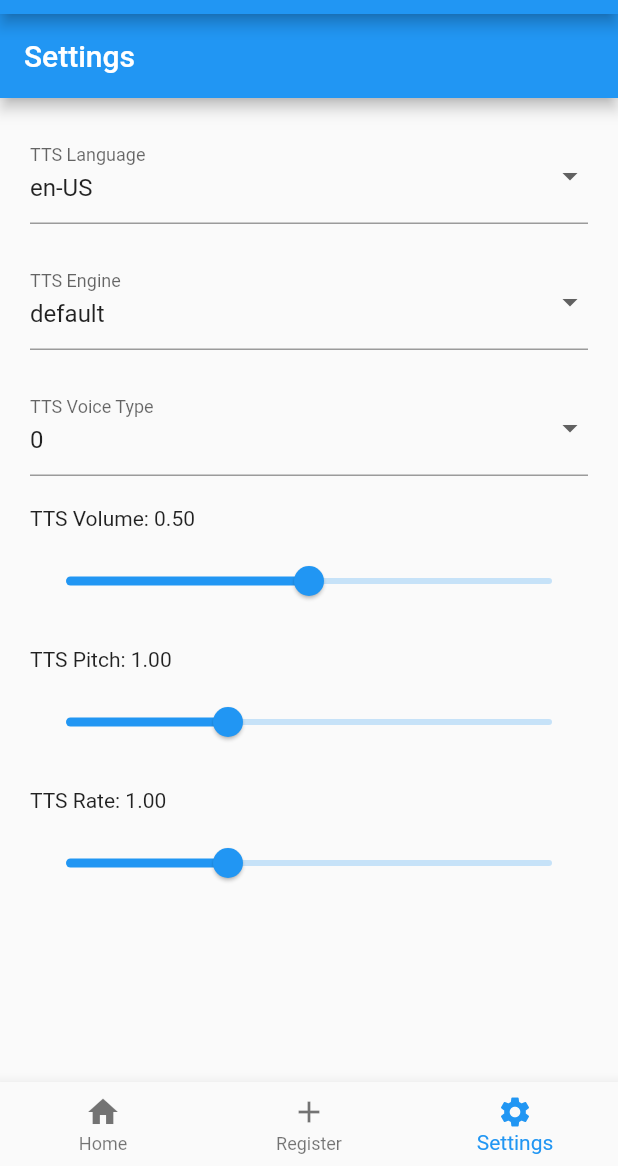
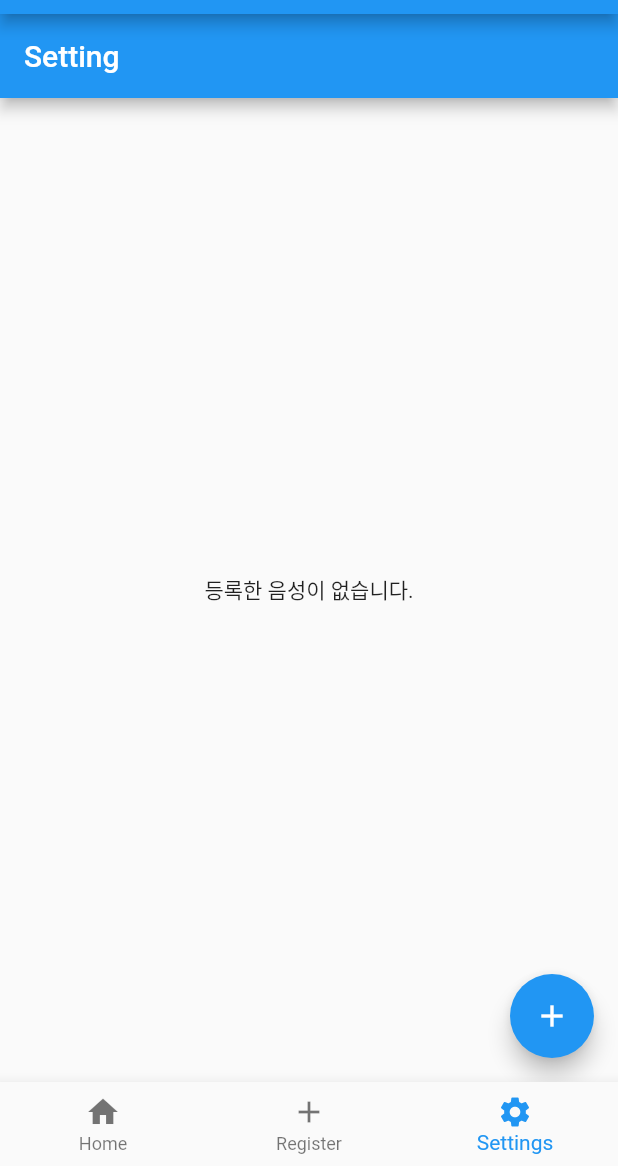
Before and after one commit to k-min9/SpellOfVictory, a Flutter app: the screen it shows after launch, item 3 of the bottom bar chosen, on a phone screen of 412 x 824 dp, the part 70-1236 px from its top. Run offline on Flutter 3.47's test engine with Material 2 defaults, Android fonts, the phone set to English and light mode, and no system bars; our stand-ins replace cool_alert, flutter_tts, fluttertoast, get, hive, hive_flutter and 1 more; accounts and stored records are empty.

Commit message:
Feature: Setting Page를 Voice 리스트 저장하는 곳으로 리뉴얼

```diff
--- a/lib/page/SettingPage.dart
+++ b/lib/page/SettingPage.dart
@@ -1,108 +1,69 @@
 import 'package:flutter/material.dart';
-import 'package:get/get.dart';
-import 'package:spell_of_victory/controller/SettingController.dart';
+import 'package:hive/hive.dart';
+import 'package:hive_flutter/hive_flutter.dart';
+import 'package:spell_of_victory/model/VoiceModel.dart';
+import 'package:spell_of_victory/page/VoiceDetailPage.dart';
 
-class SettingPage extends StatelessWidget {
-  final SettingController settingController = Get.find();
+class SettingPage extends StatefulWidget {
+  @override
+  _SettingPageState createState() => _SettingPageState();
+}
 
+class _SettingPageState extends State<SettingPage> {
   @override
   Widget build(BuildContext context) {
     return Scaffold(
       appBar: AppBar(
-        title: Text('Settings'),
+        title: Text('Setting'),
       ),
-      body: Obx(
-            () => ListView(
-          padding: EdgeInsets.all(20),
-          children: [
-            DropdownButtonFormField(
-              value: settingController.settings.value.ttsLanguage,
-              items: ['en-US', 'ko-KR'].map((language) {
-                return DropdownMenuItem(
-                  value: language,
-                  child: Text(language),
+      body: ValueListenableBuilder(
+        valueListenable: Hive.box<VoiceModel>('voices').listenable(),
+        builder: (BuildContext context, Box<VoiceModel> box, Widget? child) {
+          if (box.values.isEmpty) {
+            return Center(
+              child: Text('등록한 음성이 없습니다.'),
             );
-              }).toList(),
-              decoration: InputDecoration(
-                labelText: 'TTS Language',
+          }
+          return ListView.builder(
+            itemCount: box.length,
+            itemBuilder: (BuildContext context, int index) {
+              VoiceModel voice = box.getAt(index) as VoiceModel;
+              return Card(
+                margin: EdgeInsets.all(8.0),
+                shape: RoundedRectangleBorder(
+                  borderRadius: BorderRadius.circular(12.0),
                 ),
-              onChanged: (value) {
-                settingController.updateTtsSettings(language: value);
+                child: ListTile(
+                  title: Text(voice.voiceName),
+                  onTap: () {
+                    showModalBottomSheet(
+                      context: context,
+                      builder: (BuildContext context) {
+                        return VoiceDetailPage(voice: voice, index: index);
+                      },
+                    );
                   },
                 ),
-            SizedBox(height: 20),
-            DropdownButtonFormField(
-              value: settingController.settings.value.ttsEngine,
-              items: ['default', 'flutterTts'].map((engine) {
-                return DropdownMenuItem(
-                  value: engine,
-                  child: Text(engine),
               );
-              }).toList(),
-              decoration: InputDecoration(
-                labelText: 'TTS Engine',
-              ),
-              onChanged: (value) {
-                settingController.updateTtsSettings(engine: value);
+            },
+          );
         },
       ),
-            SizedBox(height: 20),
-            DropdownButtonFormField(
-              value: settingController.settings.value.ttsVoiceType,
-              items: [0, 1, 2, 3, 4, 5].map((voiceType) {
-                return DropdownMenuItem(
-                  value: voiceType,
-                  child: Text(voiceType.toString()),
+      // SettingPage build() 메서드에서 FloatingActionButton 추가
+      floatingActionButton: FloatingActionButton(
+        onPressed: () {
+          showModalBottomSheet(
+            context: context,
+            isScrollControlled: true,
+            builder: (context) {
+              return Container(
+                height: MediaQuery.of(context).size.height * 0.8,
+                child: VoiceDetailPage(voice: VoiceModel.defaultValues(), index: -1),
               );
-              }).toList(),
-              decoration: InputDecoration(
-                labelText: 'TTS Voice Type',
-              ),
-              onChanged: (value) {
-                settingController.updateTtsSettings(voiceType: value);
             },
-            ),
-            SizedBox(height: 20),
-            Text(
-              'TTS Volume: ${settingController.settings.value.ttsVolume.toStringAsFixed(2)}',
-            ),
-            SizedBox(height: 10),
-            Slider(
-              min: 0,
-              max: 1,
-              value: settingController.settings.value.ttsVolume,
-              onChanged: (value) {
-                settingController.updateTtsSettings(volume: value);
+          );
         },
-            ),
-            SizedBox(height: 20),
-            Text(
-              'TTS Pitch: ${settingController.settings.value.ttsPitch.toStringAsFixed(2)}',
-            ),
-            SizedBox(height: 10),
-            Slider(
-              min: 0.5,
-              max: 2,
-              value: settingController.settings.value.ttsPitch,
-              onChanged: (value) {
-                settingController.updateTtsSettings(pitch: value);
-              },
-            ),
-            SizedBox(height: 20),
-            Text(
-              'TTS Rate: ${settingController.settings.value.ttsRate.toStringAsFixed(2)}',
-            ),
-            SizedBox(height: 10),
-            Slider(
-              min: 0.5,
-              max: 2,
-              value: settingController.settings.value.ttsRate,
-              onChanged: (value) {
-                settingController.updateTtsSettings(rate: value);
-              },
-            ),
-          ],
-        ),
+        child: Icon(Icons.add),
       ),
     );
   }
```
Lines whose indentation alone changed are shown as unchanged.
